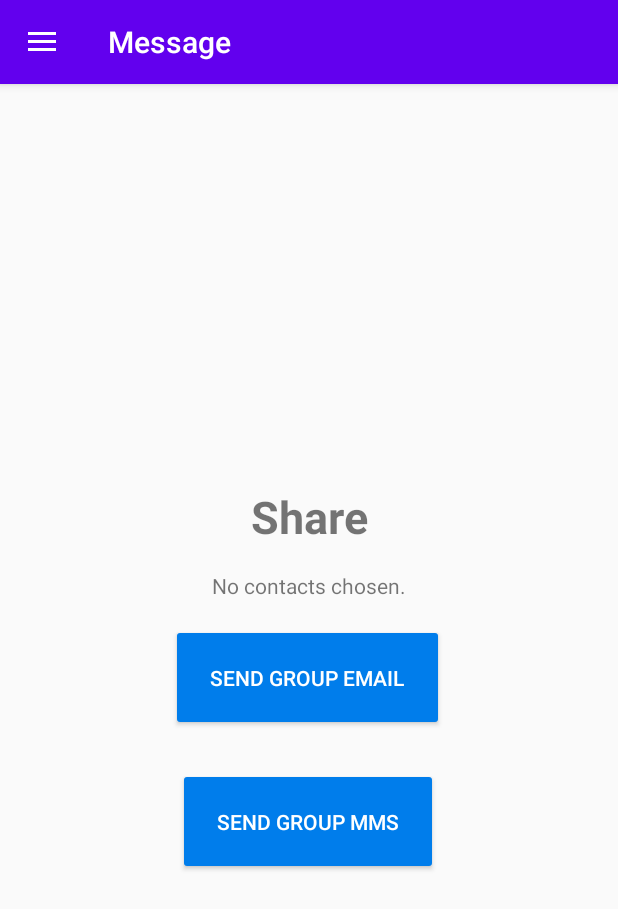
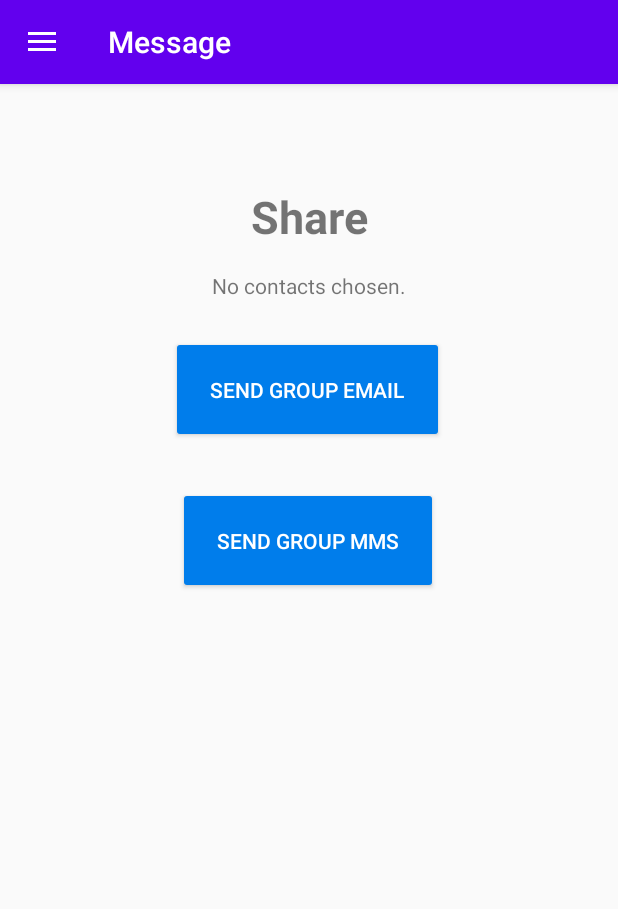
Before and after one commit to gasperbr/androidApp1, an Android app: the screen it shows after launch (MainActivity), in the side drawer, after a tap on "Message", on a phone screen of 412 x 824 dp. Shown: the top 909 px of the screen. Run offline under Robolectric (Android 15) with nearby library versions, the phone set to English and light mode, and no system bars; our stand-ins replace navigation-ui.

```diff
--- a/app/src/main/java/si/uni_lj/fri/pbd/miniapp1/MainActivity.java
+++ b/app/src/main/java/si/uni_lj/fri/pbd/miniapp1/MainActivity.java
@@ -28,6 +28,7 @@ import androidx.appcompat.app.AppCompatActivity;
 import androidx.appcompat.widget.Toolbar;
 
 import java.io.ByteArrayOutputStream;
+import java.util.ArrayList;
 
 import si.uni_lj.fri.pbd.miniapp1.ui.contacts.PersonWrapper;
 import si.uni_lj.fri.pbd.miniapp1.ui.home.HomeFragment;
@@ -41,13 +42,13 @@ public class MainActivity extends AppCompatActivity {
     boolean hasPermission = false;
 
     // array used to save state of checked contacts
-    private PersonWrapper[] checkedListOfPersons;
+    private ArrayList<PersonWrapper> checkedListOfPersons;
 
-    public void setCheckedList(PersonWrapper[] array) {
+    public void setCheckedList(ArrayList<PersonWrapper> array) {
         checkedListOfPersons = array;
     }
 
-    public PersonWrapper[] getCheckedList() {
+    public ArrayList<PersonWrapper> getCheckedList() {
         return checkedListOfPersons;
     }
 
@@ -57,6 +58,12 @@ public class MainActivity extends AppCompatActivity {
 
         // permissions
         checkPermissions();
+
+        // restore previous state of checked contacts
+        if (savedInstanceState != null && savedInstanceState.containsKey("checkedList")) {
+            ArrayList<PersonWrapper> arrayList = savedInstanceState.getParcelableArrayList("checkedList");
+            setCheckedList(arrayList);
+        }
 
         // Default drawer layout logic
         setContentView(R.layout.activity_main);
@@ -103,6 +110,12 @@ public class MainActivity extends AppCompatActivity {
                 || super.onSupportNavigateUp();
     }
 
+    @Override
+    protected void onSaveInstanceState(Bundle outState) {
+        outState.putParcelableArrayList("checkedList", checkedListOfPersons);
+        super.onSaveInstanceState(outState);
+    }
+
     // called when clicking on the image
     public void takeAPhoto(View view) {
         Intent takePictureIntent = new Intent(MediaStore.ACTION_IMAGE_CAPTURE);
@@ -129,7 +142,7 @@ public class MainActivity extends AppCompatActivity {
             SharedPreferences sharedPref = this.getPreferences(Context.MODE_PRIVATE);
             SharedPreferences.Editor editor = sharedPref.edit();
             editor.putString(getString(R.string.saved_user_image), image);
-            editor.commit();
+            editor.apply();
         }
     }
 
--- a/app/src/main/res/layout/fragment_message.xml
+++ b/app/src/main/res/layout/fragment_message.xml
@@ -10,7 +10,7 @@
         android:id="@+id/textShare"
         android:layout_width="wrap_content"
         android:layout_height="wrap_content"
-        android:layout_marginTop="268dp"
+        android:layout_marginTop="68dp"
         android:text="@string/message_share"
         android:textSize="30sp"
         android:textStyle="bold"
@@ -23,7 +23,7 @@
         style="@style/Widget.AppCompat.Button.Colored"
         android:layout_width="wrap_content"
         android:layout_height="wrap_content"
-        android:layout_marginTop="16dp"
+        android:layout_marginTop="24dp"
         android:onClick="sendEmail"
         android:padding="26dp"
         android:text="@string/message_email"
@@ -34,18 +34,18 @@
 
     <Button
         android:id="@+id/buttonMMS"
+        style="@style/Widget.AppCompat.Button.Colored"
         android:layout_width="wrap_content"
         android:layout_height="wrap_content"
+        android:onClick="sendMMS"
+        android:padding="26dp"
         android:text="@string/message_mms"
-        android:padding="26dp"
-        android:onClick="sendMMS"
-        style="@style/Widget.AppCompat.Button.Colored"
         app:layout_constraintBottom_toBottomOf="parent"
         app:layout_constraintEnd_toEndOf="parent"
-        app:layout_constraintHorizontal_bias="0.498"
+        app:layout_constraintHorizontal_bias="0.497"
         app:layout_constraintStart_toStartOf="parent"
         app:layout_constraintTop_toBottomOf="@+id/buttonEmail"
-        app:layout_constraintVertical_bias="0.094" />
+        app:layout_constraintVertical_bias="0.064" />
 
     <TextView
         android:id="@+id/textViewEmailWarning"
```
Also changed, not shown: app/src/main/java/si/uni_lj/fri/pbd/miniapp1/ui/contacts/ContactsFragment.java (+13 -13 lines), app/src/main/java/si/uni_lj/fri/pbd/miniapp1/ui/contacts/PersonWrapper.java (+33 -1 lines), app/src/main/java/si/uni_lj/fri/pbd/miniapp1/ui/message/MessageFragment.java (+7 -5 lines).
